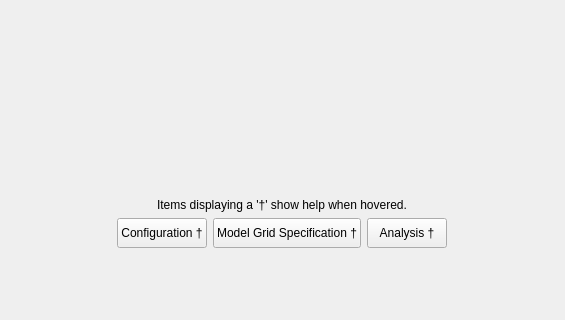
The window that PhzQtUI/auxdir/PhzQtUI/MainWindow.ui (astrorama/Phosphoros) describes before a commit, drawn with Qt 5; both pictures show x 124 to 689 and y 411 to 731 of the 812 by 731 pixel window.
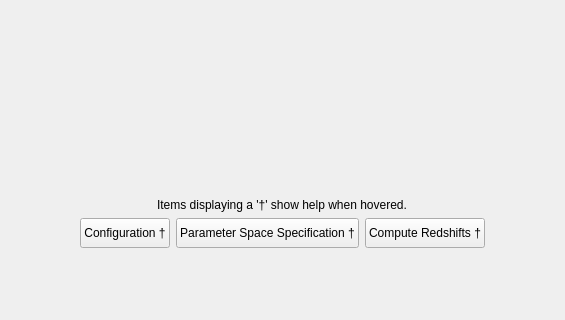
The same window after the commit. Custom widgets are drawn as their Qt base class.

Commit message: Task 8263 Update the GUI for the new names

```diff
--- a/PhzQtUI/auxdir/PhzQtUI/MainWindow.ui
+++ b/PhzQtUI/auxdir/PhzQtUI/MainWindow.ui
@@ -162,7 +162,7 @@
              <string>Specify the model grid parameter space.</string>
             </property>
             <property name="text">
-             <string>Model Grid Specification †</string>
+             <string>Parameter Space Specification †</string>
             </property>
            </widget>
           </item>
@@ -178,7 +178,7 @@
              <string>Compute the model grid, calculate photometric zero-point correction and run template fitting in order to produce photo-z catalog.</string>
             </property>
             <property name="text">
-             <string>Analysis †</string>
+             <string>Compute Redshifts †</string>
             </property>
            </widget>
           </item>
```
Left out of the diff: 4 changed lines with no effect on the pictures. The commit also changes 4 other files.
